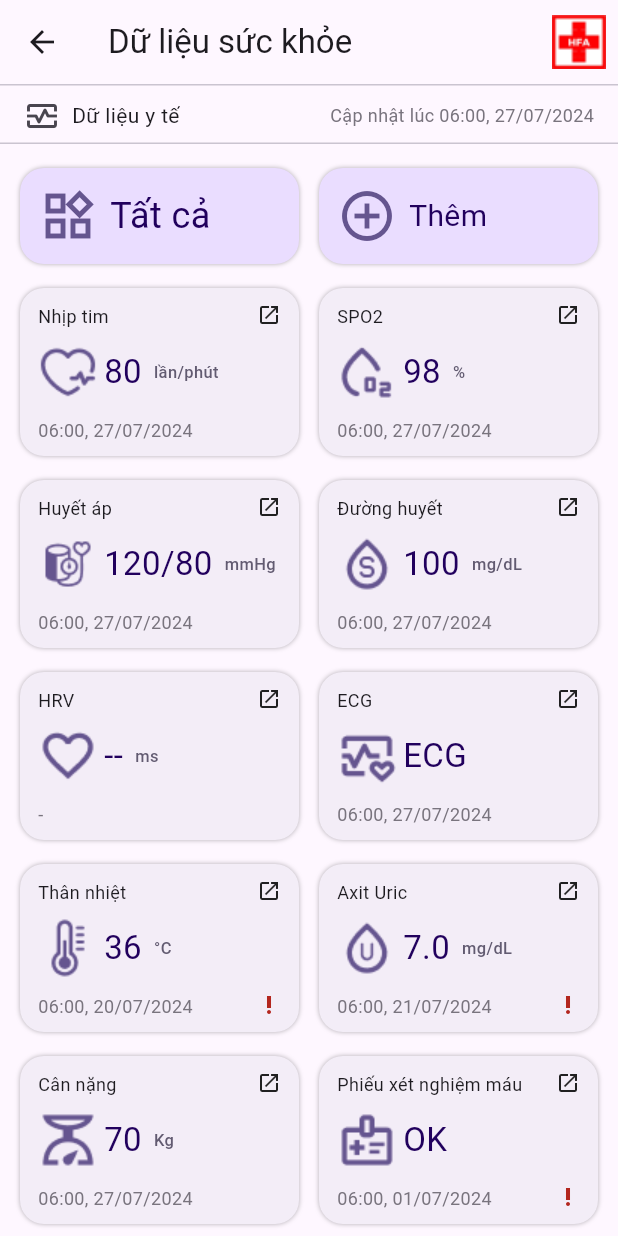
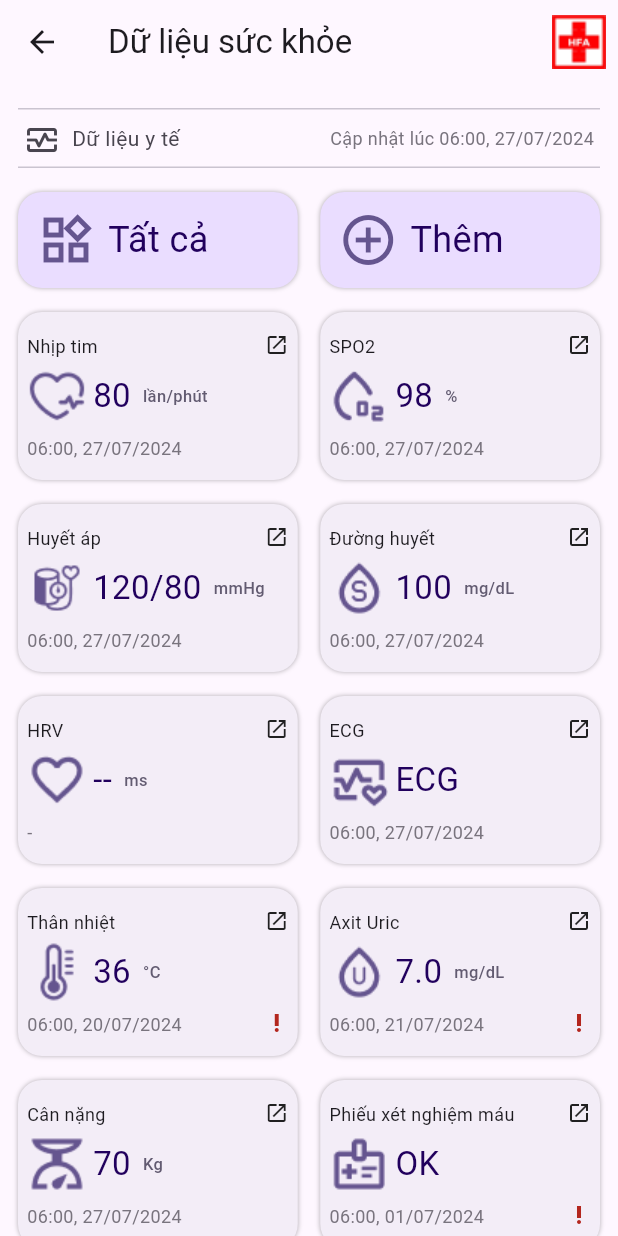
Before and after one commit to trvtinh/hfa, a Flutter app: the Homepage screen opened directly, after a tap on "Dữ liệu sức khỏe", on a phone screen of 412 x 824 dp. Run offline on Flutter 3.47's test engine with Material 3 defaults, Android fonts, the phone set to English and light mode, and no system bars; our stand-ins replace cached_network_image, cloud_firestore, dotted_border, firebase_auth, firebase_core, firebase_messaging and 8 more; missing offline and left inert: firebase_app_check; accounts and stored records are empty; network calls fail.

Commit message:
update code

```diff
--- a/mobile/lib/pages/homepage/widget/OrangeBox.dart
+++ b/mobile/lib/pages/homepage/widget/OrangeBox.dart
@@ -29,7 +29,7 @@ class OrangeboxState extends State<Orangebox> {
         //   context,
         //   MaterialPageRoute(builder: (context) => Medical_data_Home()),
         // );
-        Get.to(() => Medical_data_Home());
+        Get.to(() => MedicalDataHome());
       },
       child: Container(
         height: 124,
--- a/mobile/lib/pages/medical_data_homepage/Widget/GreyBox.dart
+++ b/mobile/lib/pages/medical_data_homepage/Widget/GreyBox.dart
@@ -39,7 +39,7 @@ class GreyBoxState extends State<GreyBox> {
   Widget build(BuildContext context) {
     return Container(
       height: 112,
-      width: 186,
+      padding: EdgeInsets.symmetric(vertical: 8, horizontal: 6),
       // padding: Padding(
 
       // ),
@@ -56,7 +56,6 @@ class GreyBoxState extends State<GreyBox> {
         mainAxisAlignment: MainAxisAlignment.spaceEvenly,
         children: [
           SizedBox(
-            width: 162,
             height: 16,
             child: Row(
               mainAxisAlignment: MainAxisAlignment.spaceBetween,
@@ -69,7 +68,7 @@ class GreyBoxState extends State<GreyBox> {
                     color: Color.fromRGBO(29, 27, 32, 1),
                   ),
                 ),
-                Icon(
+                const Icon(
                   Icons.open_in_new_outlined,
                   size: 16,
                 ),
@@ -77,7 +76,6 @@ class GreyBoxState extends State<GreyBox> {
             ),
           ),
           SizedBox(
-            width: 162,
             height: 40,
             child: Row(
               children: [
@@ -91,17 +89,17 @@ class GreyBoxState extends State<GreyBox> {
                     children: [
                       Text(
                         widget.value,
-                        style: TextStyle(
+                        style: const TextStyle(
                           fontSize: 22,
                           color: Color.fromRGBO(33, 0, 93, 1),
                         ),
                       ),
-                      SizedBox(
+                      const SizedBox(
                         width: 8,
                       ),
                       Text(
                         widget.unit,
-                        style: TextStyle(
+                        style: const TextStyle(
                           fontWeight: FontWeight.w500,
                           fontSize: 11,
                           color: Color.fromRGBO(98, 91, 113, 1),
@@ -114,14 +112,13 @@ class GreyBoxState extends State<GreyBox> {
             ),
           ),
           SizedBox(
-            width: 162,
             height: 16,
             child: Row(
               mainAxisAlignment: MainAxisAlignment.spaceBetween,
               children: [
                 Text(
                   widget.time,
-                  style: TextStyle(
+                  style: const TextStyle(
                     color: Color.fromRGBO(121, 116, 126, 1),
                     fontSize: 12,
                   ),
@@ -132,16 +129,8 @@ class GreyBoxState extends State<GreyBox> {
                     size: 16,
                     Icons.priority_high_outlined,
                     color: widget.warning == true
-                        ? Color.fromRGBO(179, 38, 30, 1)
-                        : Color.fromRGBO(243, 237, 247, 1)),
-
-                // )
-                // const IconWarning(
-                //     icon: Icon(
-                //       size: 16,
-                //       Icons.priority_high_outlined,
-                //       color: Color.fromRGBO(179, 38, 30, 1),
-                //     )),
+                        ? const Color.fromRGBO(179, 38, 30, 1)
+                        : const Color.fromRGBO(243, 237, 247, 1)),
               ],
             ),
           ),
--- a/mobile/lib/pages/medical_data_homepage/view.dart
+++ b/mobile/lib/pages/medical_data_homepage/view.dart
@@ -1,10 +1,11 @@
 import 'package:flutter/material.dart';
 import 'package:get/get.dart';
-import 'package:health_for_all/pages/medical_data_homepage/Widget/GreyBox.dart';
+import 'package:health_for_all/pages/medical_data_homepage/widget/GreyBox.dart';
 import 'package:health_for_all/pages/overall_medical_data_history/view.dart';
 
-class Medical_data_Home extends StatelessWidget {
-  const Medical_data_Home({super.key});
+class MedicalDataHome extends StatelessWidget {
+  const MedicalDataHome({super.key});
+
   @override
   Widget build(BuildContext context) {
     return Scaffold(
@@ -14,20 +15,40 @@ class Medical_data_Home extends StatelessWidget {
         actions: [
           Padding(
             padding: const EdgeInsets.all(8.0),
-            child: Image.asset(
-              'assets/images/HFA_small_icon.png',
-            ),
+            child: Image.asset('assets/images/HFA_small_icon.png'),
           ),
         ],
       ),
       body: SingleChildScrollView(
+        child: Padding(
+          padding: const EdgeInsets.symmetric(vertical: 16, horizontal: 12),
           child: Column(
-          // mainAxisAlignment: MainAxisAlignment.spaceEvenly,
             children: [
-            Container(
+              _buildHeader(context),
+              const SizedBox(height: 16),
+              _buildButtons(context),
+              const SizedBox(height: 16),
+              _buildGreyBoxRow1(),
+              const SizedBox(height: 16),
+              _buildGreyBoxRow2(),
+              const SizedBox(height: 16),
+              _buildGreyBoxRow3(),
+              const SizedBox(height: 16),
+              _buildGreyBoxRow4(),
+              const SizedBox(height: 16),
+              _buildGreyBoxRow5(),
+            ],
+          ),
+        ),
+      ),
+    );
+  }
+
+  Widget _buildHeader(BuildContext context) {
+    return Container(
       width: MediaQuery.of(context).size.width,
       height: 40,
-              decoration: BoxDecoration(
+      decoration: const BoxDecoration(
         border: Border(
           top: BorderSide(
             color: Color.fromRGBO(202, 196, 208, 1),
@@ -37,17 +58,13 @@ class Medical_data_Home extends StatelessWidget {
             color: Color.fromRGBO(202, 196, 208, 1),
             width: 1,
           ),
-              )),
-              padding: EdgeInsets.fromLTRB(16, 8, 16, 8),
-              child: const Column(
+        ),
+      ),
+      padding: const EdgeInsets.symmetric(horizontal: 4, vertical: 8),
+      child: const Row(
+        mainAxisAlignment: MainAxisAlignment.spaceBetween,
         children: [
           Row(
-                    mainAxisAlignment: MainAxisAlignment.spaceBetween,
-                    children: [
-                      SizedBox(
-                        width: 155,
-                        height: 22,
-                        child: Row(
             children: [
               Icon(
                 Icons.monitor_heart_outlined,
@@ -55,124 +72,95 @@ class Medical_data_Home extends StatelessWidget {
                 color: Color.fromRGBO(73, 69, 79, 1),
               ),
               SizedBox(width: 8),
-                            SizedBox(
-                              height: 18,
-                              child: Text(
+              Text(
                 "Dữ liệu y tế",
-                                selectionColor: Color.fromRGBO(73, 69, 79, 1),
+                style: TextStyle(
+                  color: Color.fromRGBO(73, 69, 79, 1),
                 ),
               ),
             ],
           ),
-                      ),
-                      // SizedBox(width: 8),
-                      SizedBox(
-                        width: 181,
-                        height: 16,
-                        child: Align(
-                          alignment: Alignment.centerRight,
-                          child: Text(
+          Text(
             "Cập nhật lúc 06:00, 27/07/2024",
             style: TextStyle(
               color: Color.fromRGBO(121, 116, 126, 1),
               fontSize: 12,
             ),
           ),
+        ],
+      ),
+    );
+  }
+
+  Widget _buildButtons(BuildContext context) {
+    return Row(
+      mainAxisAlignment: MainAxisAlignment.spaceEvenly,
+      children: [
+        Expanded(
+          child: _buildButton(
+            onTap: () {
+              Get.to(() => OverallMedicalDataHistoryPage());
+            },
+            icon: Icons.widgets_outlined,
+            label: "Tất cả",
           ),
         ),
+        SizedBox(
+          width: 15,
+        ),
+        Expanded(
+          child: _buildButton(
+            onTap: () {},
+            icon: Icons.add_circle_outline,
+            label: "Thêm",
+          ),
+        )
       ],
-                  ),
-                ],
-              ),
-            ),
-            const SizedBox(
-              height: 16,
-            ),
-            Row(
-              mainAxisAlignment: MainAxisAlignment.spaceEvenly,
-              children: [
-                GestureDetector(
-                  onTap: (){
-                    Get.to(()=>OverallMedicalDataHistoryPage());
-                  },
+    );
+  }
+
+  Widget _buildButton(
+      {required VoidCallback onTap,
+      required IconData icon,
+      required String label}) {
+    return GestureDetector(
+      onTap: onTap,
       child: Container(
         height: 64,
-                    width: 186,
         decoration: BoxDecoration(
           borderRadius: BorderRadius.circular(16),
-                        color: Color.fromRGBO(234, 221, 255, 1),
+          color: const Color.fromRGBO(234, 221, 255, 1),
           boxShadow: const [
             BoxShadow(
               color: Color.fromRGBO(0, 0, 0, 0.3),
               blurRadius: 2,
             ),
-                        ]),
+          ],
+        ),
         child: Row(
           children: [
-                        SizedBox(
-                          width: 12,
-                        ),
-                        Icon(
-                          Icons.widgets_outlined,
-                          size: 40,
-                          color: Color.fromRGBO(101, 85, 143, 1),
-                        ),
-                        SizedBox(
-                          width: 8,
-                        ),
-                        Text("Tất cả",
-                            style: TextStyle(
+            const SizedBox(width: 12),
+            Icon(icon, size: 40, color: const Color.fromRGBO(101, 85, 143, 1)),
+            const SizedBox(width: 8),
+            Text(
+              label,
+              style: const TextStyle(
                 color: Color.fromRGBO(33, 0, 93, 1),
                 fontSize: 24,
-                            )),
-                      ],
-                    ),
-                  ),
-                ),
-                Container(
-                  height: 64,
-                  width: 186,
-                  decoration: BoxDecoration(
-                      borderRadius: BorderRadius.circular(16),
-                      color: Color.fromRGBO(234, 221, 255, 1),
-                      boxShadow: const [
-                        BoxShadow(
-                          color: Color.fromRGBO(0, 0, 0, 0.3),
-                          blurRadius: 2,
-                        ),
-                      ]),
-                  child: Row(
-                    children: [
-                      SizedBox(
-                        width: 12,
-                      ),
-                      Icon(
-                        Icons.add_circle_outline,
-                        size: 40,
-                        color: Color.fromRGBO(101, 85, 143, 1),
-                      ),
-                      SizedBox(
-                        width: 8,
-                      ),
-                      Text(
-                        "Thêm",
-                        style: TextStyle(
-                          fontSize: 20,
-                          color: Color.fromRGBO(33, 0, 93, 1),
               ),
             ),
           ],
         ),
-                )
-              ],
       ),
-            const SizedBox(
-              height: 16,
-            ),
-            Row(
+    );
+  }
+
+  Widget _buildGreyBoxRow1() {
+    return const Row(
       mainAxisAlignment: MainAxisAlignment.spaceEvenly,
       children: [
-                GreyBox(
+        Expanded(
+          child: GreyBox(
             title: 'Nhịp tim',
             iconpath: 'assets/medical_data_Home_images/heart-rate.png',
             value: '80',
@@ -180,7 +168,12 @@ class Medical_data_Home extends StatelessWidget {
             time: '06:00, 27/07/2024',
             warning: false,
           ),
-                GreyBox(
+        ),
+        SizedBox(
+          width: 15,
+        ),
+        Expanded(
+          child: GreyBox(
             title: 'SPO2',
             iconpath: 'assets/medical_data_Home_images/spo2.png',
             value: '98',
@@ -188,24 +181,30 @@ class Medical_data_Home extends StatelessWidget {
             time: '06:00, 27/07/2024',
             warning: false,
           ),
+        ),
       ],
-            ),
-            const SizedBox(
-              height: 16,
-            ),
-            Row(
+    );
+  }
+
+  Widget _buildGreyBoxRow2() {
+    return const Row(
       mainAxisAlignment: MainAxisAlignment.spaceEvenly,
       children: [
-                GreyBox(
+        Expanded(
+          child: GreyBox(
             title: 'Huyết áp',
-                  iconpath:
-                      'assets/medical_data_Home_images/blood-pressure.png',
+            iconpath: 'assets/medical_data_Home_images/blood-pressure.png',
             value: '120/80',
             unit: 'mmHg',
             time: '06:00, 27/07/2024',
             warning: false,
           ),
-                GreyBox(
+        ),
+        SizedBox(
+          width: 15,
+        ),
+        Expanded(
+          child: GreyBox(
             title: 'Đường huyết',
             iconpath: 'assets/medical_data_Home_images/blood sugar.png',
             value: '100',
@@ -213,24 +212,30 @@ class Medical_data_Home extends StatelessWidget {
             time: '06:00, 27/07/2024',
             warning: false,
           ),
+        ),
       ],
-            ),
-            const SizedBox(
-              height: 16,
-            ),
-            Row(
+    );
+  }
+
+  Widget _buildGreyBoxRow3() {
+    return const Row(
       mainAxisAlignment: MainAxisAlignment.spaceEvenly,
       children: [
-                GreyBox(
+        Expanded(
+          child: GreyBox(
             title: 'HRV',
-                  iconpath:
-                      'assets/medical_data_Home_images/favorite_border.png',
+            iconpath: 'assets/medical_data_Home_images/favorite_border.png',
             value: '--',
             unit: 'ms',
             time: '-',
             warning: false,
           ),
-                GreyBox(
+        ),
+        SizedBox(
+          width: 15,
+        ),
+        Expanded(
+          child: GreyBox(
             title: 'ECG',
             iconpath: 'assets/medical_data_Home_images/ecg-outline.png',
             value: 'ECG',
@@ -238,15 +243,17 @@ class Medical_data_Home extends StatelessWidget {
             time: '06:00, 27/07/2024',
             warning: false,
           ),
+        ),
       ],
-            ),
-            const SizedBox(
-              height: 16,
-            ),
-            Row(
+    );
+  }
+
+  Widget _buildGreyBoxRow4() {
+    return const Row(
       mainAxisAlignment: MainAxisAlignment.spaceEvenly,
       children: [
-                GreyBox(
+        Expanded(
+          child: GreyBox(
             title: 'Thân nhiệt',
             iconpath: 'assets/medical_data_Home_images/thermometer.png',
             value: '36',
@@ -254,7 +261,12 @@ class Medical_data_Home extends StatelessWidget {
             time: '06:00, 20/07/2024',
             warning: true,
           ),
-                GreyBox(
+        ),
+        SizedBox(
+          width: 15,
+        ),
+        Expanded(
+          child: GreyBox(
             title: 'Axit Uric',
             iconpath: 'assets/medical_data_Home_images/Axit Uric.png',
             value: '7.0',
@@ -262,15 +274,17 @@ class Medical_data_Home extends StatelessWidget {
             time: '06:00, 21/07/2024',
             warning: true,
           ),
+        ),
       ],
-            ),
-            const SizedBox(
-              height: 16,
-            ),
-            Row(
+    );
+  }
+
+  Widget _buildGreyBoxRow5() {
+    return const Row(
       mainAxisAlignment: MainAxisAlignment.spaceEvenly,
       children: [
-                GreyBox(
+        Expanded(
+          child: GreyBox(
             title: 'Cân nặng',
             iconpath: 'assets/medical_data_Home_images/scale.png',
             value: '70',
@@ -278,41 +292,21 @@ class Medical_data_Home extends StatelessWidget {
             time: '06:00, 27/07/2024',
             warning: false,
           ),
-                GreyBox(
+        ),
+        SizedBox(
+          width: 15,
+        ),
+        Expanded(
+          child: GreyBox(
             title: 'Phiếu xét nghiệm máu',
-                  iconpath:
-                      'assets/medical_data_Home_images/medical_information.png',
+            iconpath: 'assets/medical_data_Home_images/medical_information.png',
             value: 'OK',
             unit: ' ',
             time: '06:00, 01/07/2024',
             warning: true,
           ),
-              ],
-            ),
-            const SizedBox(
-              height: 16,
-            ),
-            Row(
-              mainAxisAlignment: MainAxisAlignment.spaceEvenly,
-              children: [
-                GreyBox(
-                  title: 'Kết quả khám',
-                  iconpath:
-                      'assets/medical_data_Home_images/medical_information.png',
-                  value: 'OK',
-                  unit: ' ',
-                  time: '06:00, 27/07/2024',
-                  warning: true,
-                ),
-                const SizedBox(
-                  height: 112,
-                  width: 186,
         ),
       ],
-            ),
-          ],
-        ),
-      ),
     );
   }
 }
--- a/mobile/lib/pages/overall_medical_data_history/controller.dart
+++ b/mobile/lib/pages/overall_medical_data_history/controller.dart
@@ -1,4 +1,5 @@
 import 'dart:developer';
+import 'package:get/get_rx/get_rx.dart';
 import 'package:intl/intl.dart';
 
 import 'package:cloud_firestore/cloud_firestore.dart';
@@ -18,6 +19,7 @@ class OverallMedicalDataHistoryController extends GetxController {
   DateTime datetime = DateTime.now();
   RxString dateSelected = "".obs;
   Rx<DateTime> dateTimeSelected = DateTime.now().obs;
+  RxMap<String, MedicalEntity> listEveryData = <String, MedicalEntity>{}.obs;
   static int length = 10;
   void updateLength() {
     length++;
@@ -50,14 +52,31 @@ class OverallMedicalDataHistoryController extends GetxController {
   }
 
   @override
-  void onReady() {
+  void onReady() async {
     super.onReady();
+    await fetchLastEventEveryData();
+
     ever(dateTimeSelected, (_) async {
       dateSelected.value =
           DateFormat('dd/MM/yyyy').format(dateTimeSelected.value);
     });
 
     ever(dateSelected, (_) {});
+  }
+
+  Future fetchLastEventEveryData() async {
+    for (int i = 0; i <= 9; i++) {
+      final data = await fetchLatestEvent(DateTime.now(), i.toString());
+      if (data != null) {
+        listEveryData[Item.getTitle(i)] = data;
+      }
+    }
+    for (var i in listEveryData.keys) {
+      log(i);
+    }
+    for (var i in listEveryData.values) {
+      log(i.toString());
+    }
   }
 
   Future<void> selectDate(BuildContext context) async {
@@ -75,6 +94,43 @@ class OverallMedicalDataHistoryController extends GetxController {
       dateSelected.value = formattedDate;
       dateTimeSelected.value = selectedDate;
       await getEntries();
+    }
+  }
+
+  Future<MedicalEntity?> fetchLatestEvent(DateTime date, String typeId) async {
+    final db = FirebaseFirestore.instance;
+
+    try {
+      // Chuyển đổi DateTime thành Timestamp
+      final time = Timestamp.fromDate(date);
+
+      // Tìm tài liệu từ collection 'medicalData' với typeId và userId
+      // Và lọc theo thời gian trong ngày
+      final querySnapshot = await db
+          .collection('medicalData')
+          .where('typeId', isEqualTo: typeId)
+          .where('userId',
+              isEqualTo: appController.state.profile.value
+                  ?.id) // Lọc tài liệu với 'time' >= startOfDay
+          .where('time',
+              isLessThanOrEqualTo: time) // Lọc tài liệu với 'time' <= endOfDay
+          .orderBy('time', descending: true) // Sắp xếp theo 'time' giảm dần
+          .limit(1) // Giới hạn kết quả để lấy tài liệu muộn nhất trong ngày
+          .get();
+      final documents = querySnapshot.docs;
+      if (documents.isEmpty) {
+        // Không tìm thấy tài liệu phù hợp trong ngày
+        return null;
+      }
+      log(documents.first.toString());
+      // Chuyển đổi dữ liệu tài liệu thành đối tượng MedicalEntity
+      final data = MedicalEntity.fromFirestore(documents.first, null);
+      log(data.toString());
+      return data;
+    } catch (e) {
+      // Xử lý lỗi
+      print('Error fetching latest event in day $date: $e');
+      return null;
     }
   }
 
--- a/mobile/lib/pages/overall_medical_data_history/state.dart
+++ b/mobile/lib/pages/overall_medical_data_history/state.dart
@@ -4,4 +4,5 @@ import 'package:health_for_all/common/entities/medical_data.dart';
 class OverrallMedicalDataHistoryState {
   RxMap<DateTime, List<MedicalEntity>> history =
       <DateTime, List<MedicalEntity>>{}.obs;
+  List<String> dataType = [];
 }
```
Lines whose indentation alone changed are shown as unchanged.
